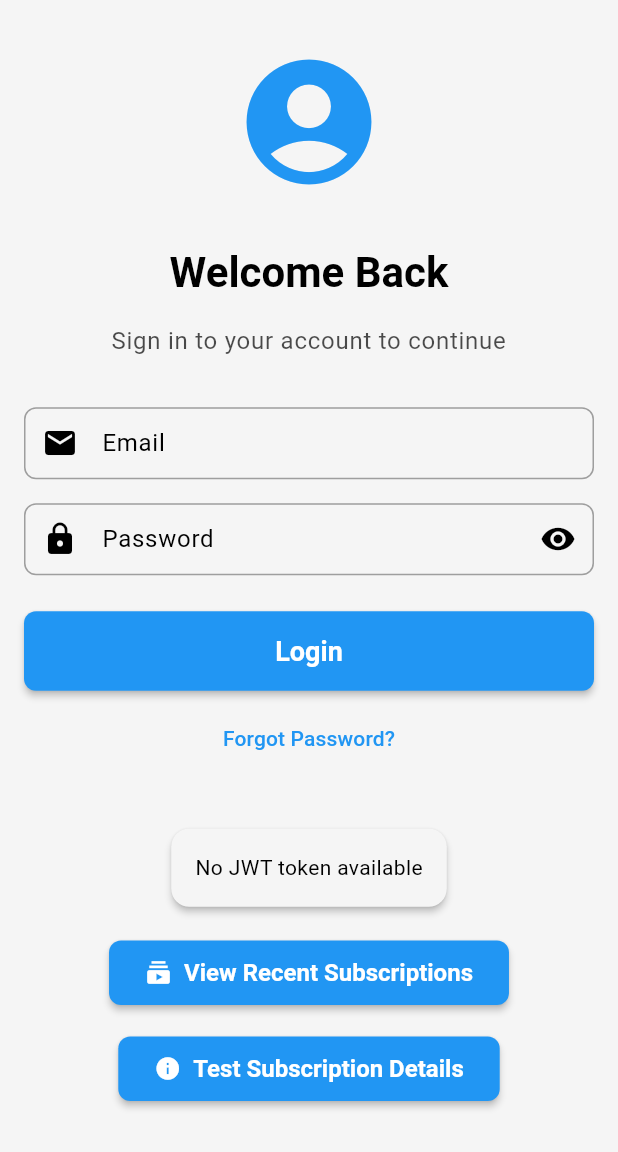
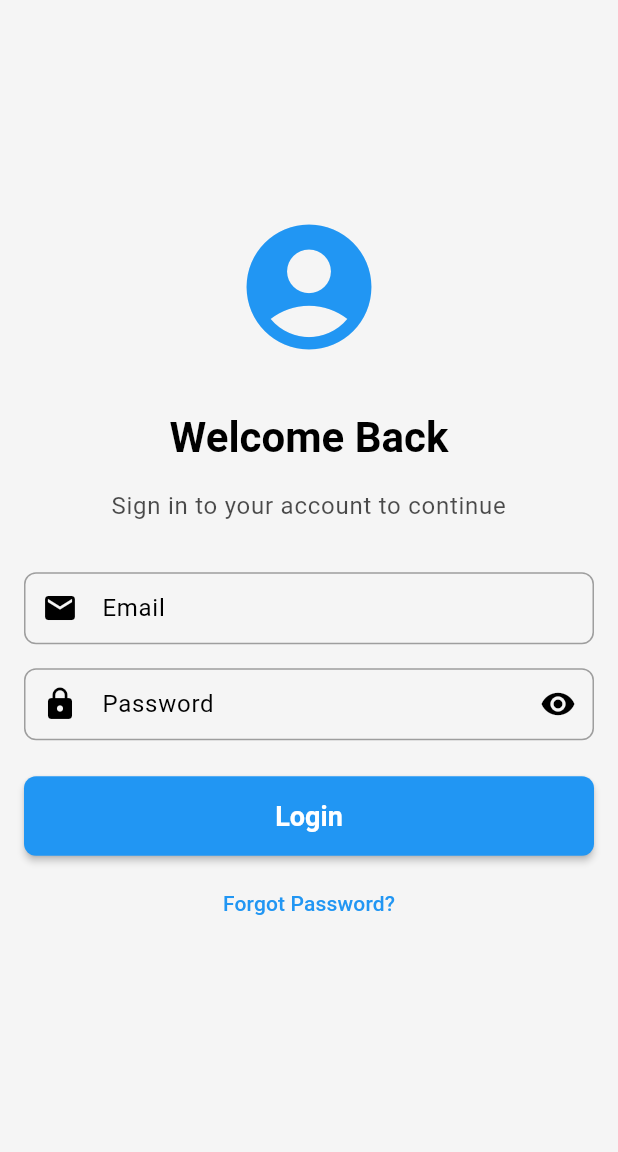
Before and after one commit to EtanaAlemu/flexbiller-app, a Flutter app: the screen it shows after launch, on a phone screen of 412 x 824 dp, the part 84-1236 px from its top. Run offline on Flutter 3.47's test engine with Material 3 defaults, Android fonts, the phone set to English and light mode, and no system bars; our stand-ins replace dio, equatable, flutter_bloc, flutter_secure_storage, get_it, injectable and 4 more; accounts and stored records are empty.

Commit message:
refactor: clean up login page by removing debug elements and demo buttons

```diff
--- a/lib/features/auth/presentation/pages/login_page.dart
+++ b/lib/features/auth/presentation/pages/login_page.dart
@@ -1,10 +1,7 @@
 import 'package:flutter/material.dart';
 import '../../../../core/theme/theme_toggle_widget.dart';
 import '../../../../core/localization/language_selector_widget.dart';
-import '../../../../core/widgets/jwt_info_widget.dart';
 import '../widgets/login_form.dart';
-import '../../../subscriptions/presentation/pages/subscriptions_demo_page.dart';
-import '../../../subscriptions/presentation/pages/subscription_details_page.dart';
 
 class LoginPage extends StatelessWidget {
   const LoginPage({Key? key}) : super(key: key);
@@ -24,40 +21,7 @@ class LoginPage extends StatelessWidget {
       body: Center(
         child: SingleChildScrollView(
           padding: const EdgeInsets.all(16.0),
-          child: Column(
-            children: [
-              LoginForm(),
-              SizedBox(height: 32),
-              JwtInfoWidget(showDetails: true),
-              SizedBox(height: 16),
-              ElevatedButton.icon(
-                onPressed: () {
-                  Navigator.of(context).push(
-                    MaterialPageRoute(
-                      builder: (context) => SubscriptionsDemoPage(),
-                    ),
-                  );
-                },
-                icon: const Icon(Icons.subscriptions),
-                label: const Text('View Recent Subscriptions'),
-              ),
-              SizedBox(height: 16),
-              ElevatedButton.icon(
-                onPressed: () {
-                  // Test with a sample subscription ID
-                  Navigator.of(context).push(
-                    MaterialPageRoute(
-                      builder: (context) => SubscriptionDetailsPage(
-                        subscriptionId: '8a0075a7-104c-4dfc-9e9a-6737c51cd59c',
-                      ),
-                    ),
-                  );
-                },
-                icon: const Icon(Icons.info),
-                label: const Text('Test Subscription Details'),
-              ),
-            ],
-          ),
+          child: Column(children: [LoginForm()]),
         ),
       ),
     );
```
